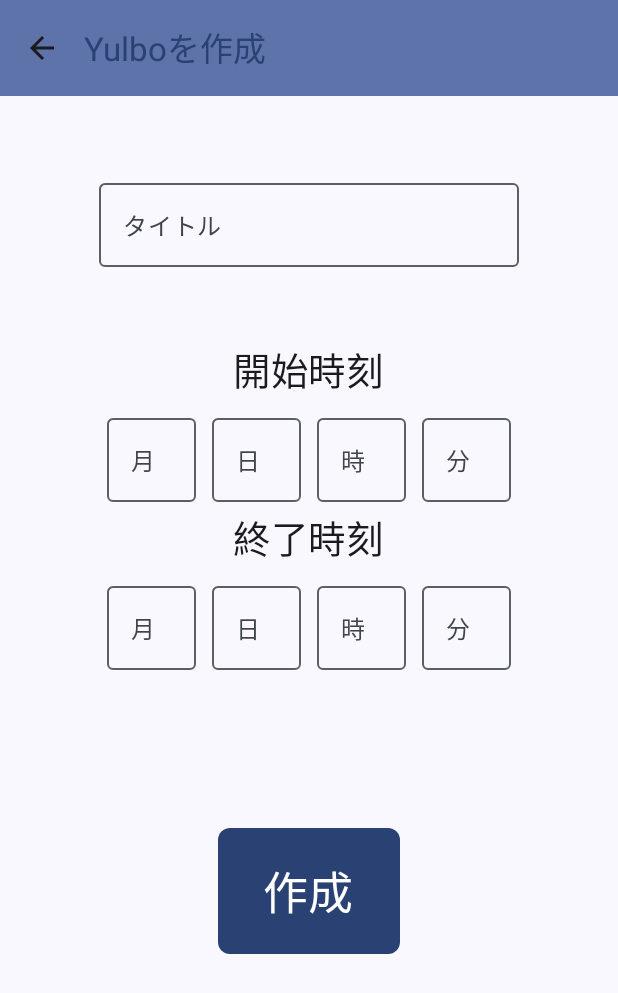
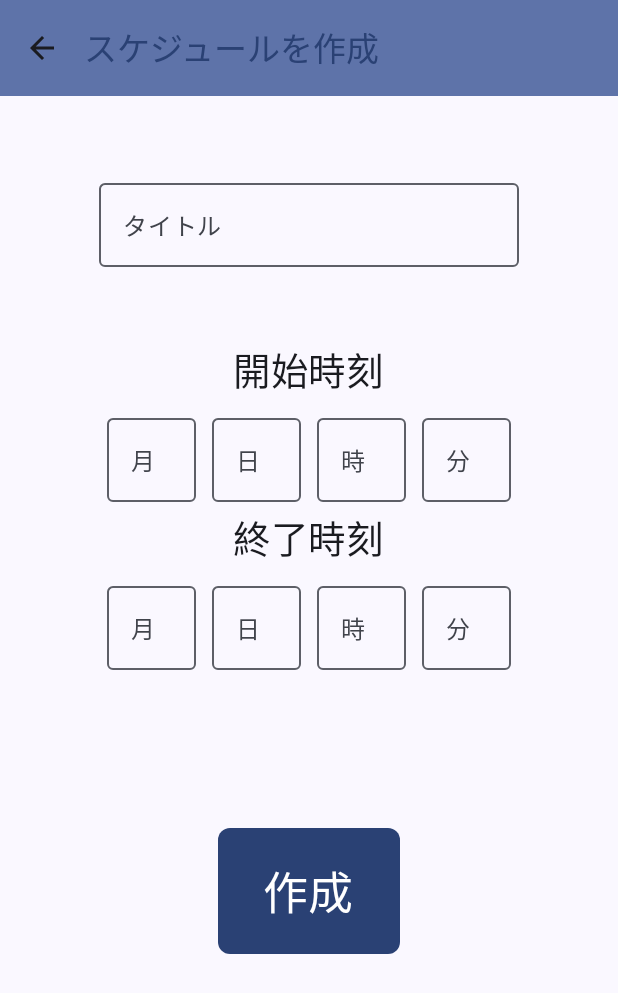
Before and after one commit to shizukanaoki/Yulbo, an Android app built with Jetpack Compose: the CreateScreen screen opened through its navigation route, on a phone screen of 412 x 824 dp. Shown: the top 993 px of the screen. Run offline under Robolectric (Android 15) with nearby library versions, the phone set to English and light mode, and no system bars.

Commit message:
Change title

```diff
--- a/app/src/main/java/com/example/yulbo/ui/screens/CreateScreen.kt
+++ b/app/src/main/java/com/example/yulbo/ui/screens/CreateScreen.kt
@@ -62,7 +62,7 @@ fun CreateScreen(
                     titleContentColor = MaterialTheme.colorScheme.primary,
                 ),
                 title = {
-                    Text("Yulboを作成")
+                    Text("スケジュールを作成")
                 },
                 navigationIcon = {
                     IconButton(onClick = { navigateToSchedule() }) {
```
